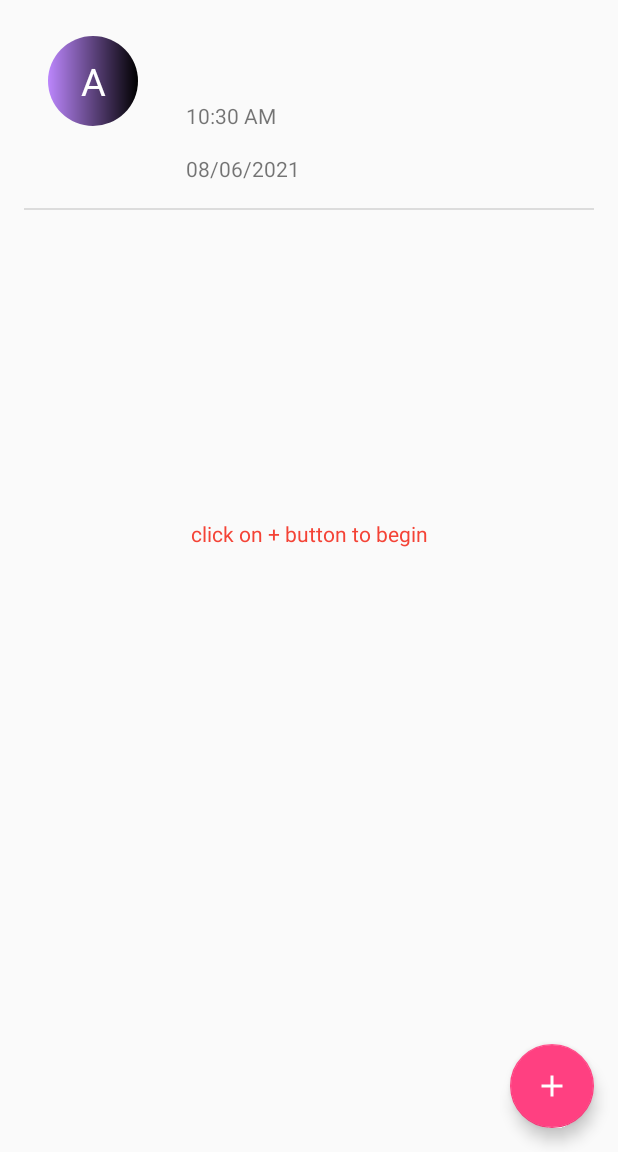
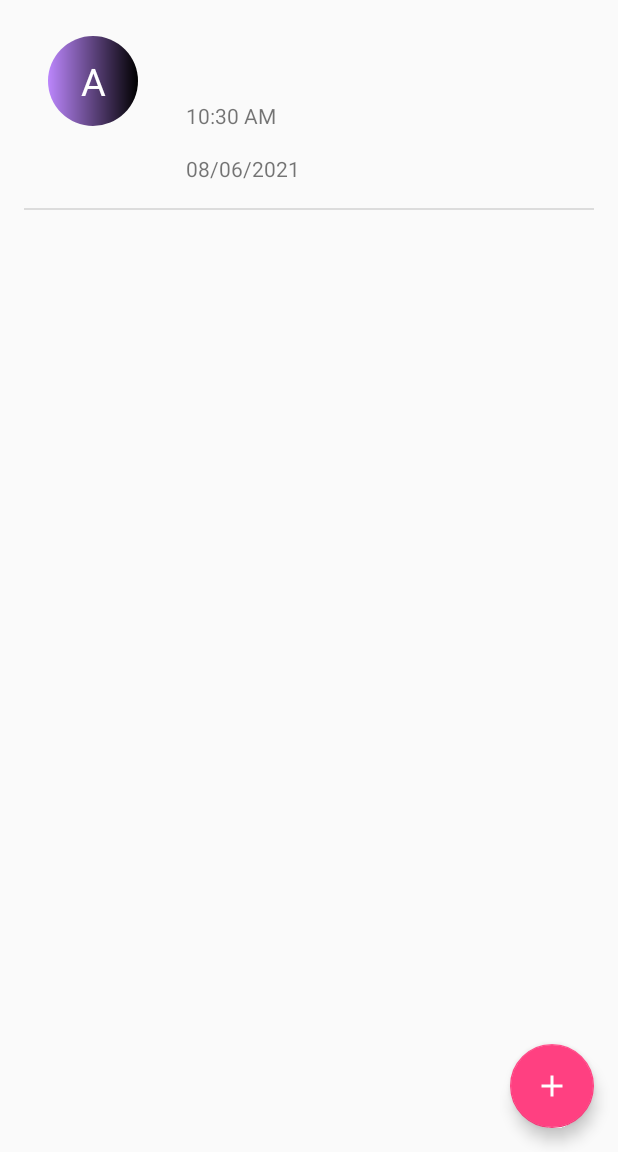
Before and after one commit to BushraKhalid01/MC_Semester_Project, an Android app: the Reminder screen opened directly, with no data from a screen before it, after a tap on an icon or button, on a phone screen of 412 x 824 dp, the part 84-1236 px from its top. Run offline under Robolectric (Android 15) with nearby library versions, the phone set to English and light mode, and no system bars.

Commit message:
Text Visibility

```diff
--- a/MC_Reminder_ToDoList/app/src/main/java/org/haqnawaz/mc_reminder_todolist/MainActivity.java
+++ b/MC_Reminder_ToDoList/app/src/main/java/org/haqnawaz/mc_reminder_todolist/MainActivity.java
@@ -12,6 +12,7 @@ import android.util.Log;
 import android.view.View;
 import android.widget.ArrayAdapter;
 import android.widget.Button;
+import android.widget.TextView;
 
 import java.io.Serializable;
 import java.util.ArrayList;
@@ -27,6 +28,7 @@ public class MainActivity extends AppCompatActivity implements RecyclerViewAdapt
     List<Task> taskList = new ArrayList<Task>();
     private Toolbar toolbar;
     ArrayAdapter<Task> arrayAdapter;
+    TextView NO_REMINDER;
     @Override
     protected void onCreate(Bundle savedInstanceState) {
         super.onCreate(savedInstanceState);
@@ -34,6 +36,7 @@ public class MainActivity extends AppCompatActivity implements RecyclerViewAdapt
         toolbar= findViewById(R.id.toolbar);
         setSupportActionBar(toolbar);
         toolbar.setTitle(R.string.app_name);
+        NO_REMINDER=findViewById(R.id.no_reminder_text);
         setListAdapter();
     }
     private void setListAdapter(){
@@ -41,7 +44,9 @@ public class MainActivity extends AppCompatActivity implements RecyclerViewAdapt
 
         DBHelper dbHelper = new DBHelper(MainActivity.this);
         taskList = dbHelper.getAllTasks();
-
+        if (taskList.size()!=0){
+            NO_REMINDER.setVisibility(View.INVISIBLE);
+        }
         recyclerView = findViewById(R.id.list);
 
         //recyclerView.setHasFixedSize(true);
--- a/MC_Reminder_ToDoList/app/src/main/res/layout/activity_reminder.xml
+++ b/MC_Reminder_ToDoList/app/src/main/res/layout/activity_reminder.xml
@@ -341,6 +341,7 @@
         android:layout_width="wrap_content"
         android:layout_height="wrap_content"
         android:layout_alignParentLeft="true"
+        android:layout_alignParentTop="true"
         android:layout_centerHorizontal="true"
         android:layout_marginLeft="8dp"
         android:layout_marginTop="168dp"
@@ -356,6 +357,7 @@
         android:layout_width="wrap_content"
         android:layout_height="wrap_content"
         android:layout_alignParentLeft="true"
+        android:layout_alignParentTop="true"
         android:layout_centerHorizontal="true"
         android:layout_marginLeft="8dp"
         android:layout_marginTop="168dp"
```
